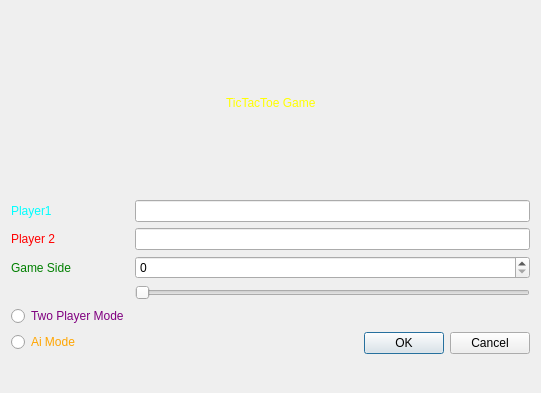
Qt form src/gameconfig.ui (RikiTheGreat/tic_tac_toe) before a commit.
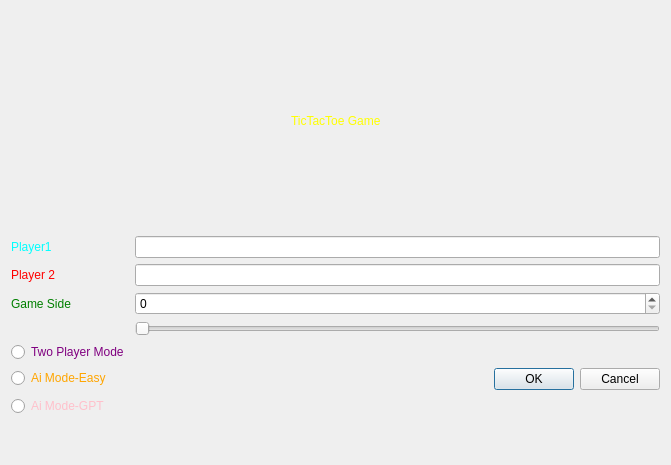
The same form after that commit.

```diff
--- a/src/gameconfig.ui
+++ b/src/gameconfig.ui
@@ -6,8 +6,8 @@
    <rect>
     <x>0</x>
     <y>0</y>
-    <width>541</width>
-    <height>393</height>
+    <width>671</width>
+    <height>465</height>
    </rect>
   </property>
   <property name="windowTitle">
@@ -150,7 +150,7 @@
 color: orange;</string>
        </property>
        <property name="text">
-        <string>Ai Mode</string>
+        <string>Ai Mode-Easy</string>
        </property>
       </widget>
      </item>
@@ -164,6 +164,17 @@
        </property>
       </widget>
      </item>
+     <item row="10" column="0">
+      <widget class="QRadioButton" name="gptMode">
+       <property name="styleSheet">
+        <string notr="true">font:15pt &quot;Noto Sans&quot;;
+color: pink;</string>
+       </property>
+       <property name="text">
+        <string>Ai Mode-GPT</string>
+       </property>
+      </widget>
+     </item>
     </layout>
    </item>
   </layout>
```
